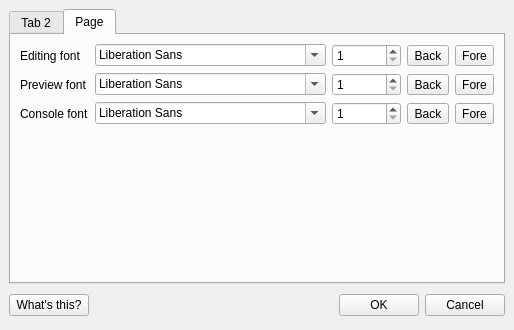
Above: PrefsForm.ui from IndigoJo/qtm-1.x before the change. Below: the same form after it.
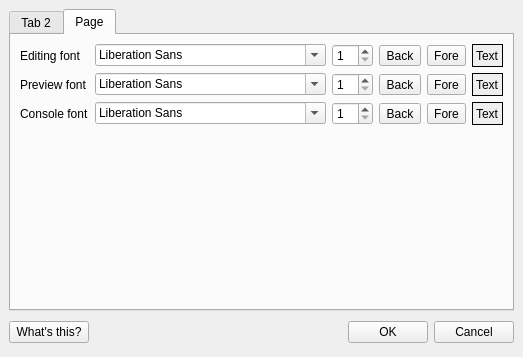
That is the form after the change. Icons and pictures are not drawn.

Commit message:
Now uses labels rather than buttons to show colours
PrefsForm.ui - Inserted three new labels, for example coloured text
PrefsDialog.cc,h - Now sets label colours rather than button colours
EditingWindow.cc - Ditto

Patch:
```diff
--- a/PrefsForm.ui
+++ b/PrefsForm.ui
@@ -7,7 +7,7 @@
     <x>0</x>
     <y>0</y>
     <width>514</width>
-    <height>330</height>
+    <height>357</height>
    </rect>
   </property>
   <property name="sizePolicy" >
@@ -296,12 +296,12 @@
            <property name="whatsThis" >
             <string>Background colour for the main editor</string>
            </property>
-           <property name="text" >
-            <string>Back</string>
-           </property>
            <property name="autoFillBackground" >
             <bool>true</bool>
            </property>
+           <property name="text" >
+            <string>Back</string>
+           </property>
           </widget>
          </item>
          <item row="1" column="3" >
@@ -312,25 +312,25 @@
            <property name="whatsThis" >
             <string>Background colour for entry preview</string>
            </property>
-           <property name="text" >
-            <string>Back</string>
-           </property>
            <property name="autoFillBackground" >
             <bool>true</bool>
            </property>
-           </widget>
+           <property name="text" >
+            <string>Back</string>
+           </property>
+          </widget>
          </item>
          <item row="2" column="3" >
           <widget class="QToolButton" name="tbConsoleBgColor" >
            <property name="whatsThis" >
             <string>Background colour for the console</string>
            </property>
-           <property name="text" >
-            <string>Back</string>
-           </property>
            <property name="autoFillBackground" >
             <bool>true</bool>
            </property>
+           <property name="text" >
+            <string>Back</string>
+           </property>
           </widget>
          </item>
          <item row="0" column="4" >
@@ -341,12 +341,12 @@
            <property name="whatsThis" >
             <string>Foreground colour for the main editor</string>
            </property>
-           <property name="text" >
-            <string>Fore</string>
-           </property>
            <property name="autoFillBackground" >
             <bool>true</bool>
            </property>
+           <property name="text" >
+            <string>Fore</string>
+           </property>
           </widget>
          </item>
          <item row="1" column="4" >
@@ -357,12 +357,12 @@
            <property name="whatsThis" >
             <string>Foreground colour for entry preview</string>
            </property>
-           <property name="text" >
-            <string>Fore</string>
-           </property>
            <property name="autoFillBackground" >
             <bool>true</bool>
            </property>
+           <property name="text" >
+            <string>Fore</string>
+           </property>
           </widget>
          </item>
          <item row="2" column="4" >
@@ -373,13 +373,70 @@
            <property name="whatsThis" >
             <string>Foreground colour for the console</string>
            </property>
+           <property name="autoFillBackground" >
+            <bool>true</bool>
+           </property>
            <property name="text" >
             <string>Fore</string>
            </property>
-            <property name="autoFillBackground" >
-             <bool>true</bool>
-            </property>
-           </widget>
+          </widget>
+         </item>
+         <item row="0" column="5" >
+          <widget class="QLabel" name="lEditorExampleText" >
+           <property name="sizePolicy" >
+            <sizepolicy vsizetype="Preferred" hsizetype="Minimum" >
+             <horstretch>0</horstretch>
+             <verstretch>0</verstretch>
+            </sizepolicy>
+           </property>
+           <property name="autoFillBackground" >
+            <bool>true</bool>
+           </property>
+           <property name="frameShape" >
+            <enum>QFrame::Box</enum>
+           </property>
+           <property name="text" >
+            <string>Text</string>
+           </property>
+          </widget>
+         </item>
+         <item row="1" column="5" >
+          <widget class="QLabel" name="lPreviewExampleText" >
+           <property name="sizePolicy" >
+            <sizepolicy vsizetype="Preferred" hsizetype="Minimum" >
+             <horstretch>0</horstretch>
+             <verstretch>0</verstretch>
+            </sizepolicy>
+           </property>
+           <property name="autoFillBackground" >
+            <bool>true</bool>
+           </property>
+           <property name="frameShape" >
+            <enum>QFrame::Box</enum>
+           </property>
+           <property name="text" >
+            <string>Text</string>
+           </property>
+          </widget>
+         </item>
+         <item row="2" column="5" >
+          <widget class="QLabel" name="lConsoleExampleText" >
+           <property name="sizePolicy" >
+            <sizepolicy vsizetype="Preferred" hsizetype="Minimum" >
+             <horstretch>0</horstretch>
+             <verstretch>0</verstretch>
+            </sizepolicy>
+           </property>
+           <property name="autoFillBackground" >
+            <bool>true</bool>
+           </property>
+           <property name="frameShape" >
+            <enum>QFrame::Box</enum>
+           </property>
+           <property name="text" >
+            <string>Text</string>
+           </property>
+          </widget>
          </item>
         </layout>
        </item>
```
The commit also changes 3 other files.
